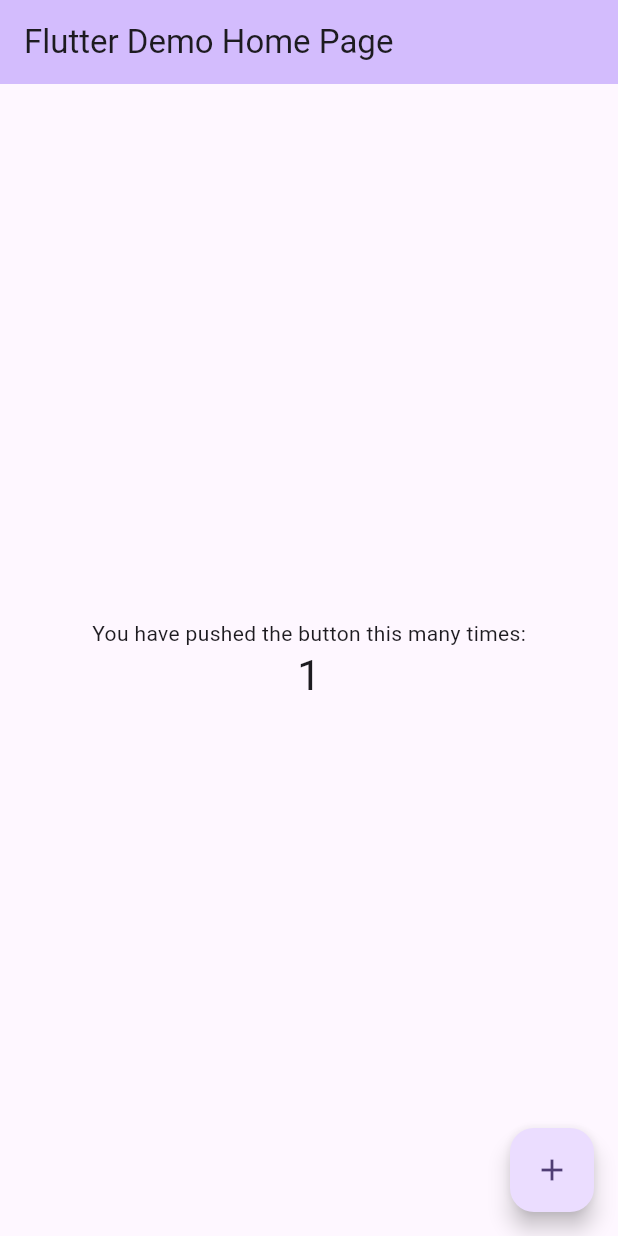
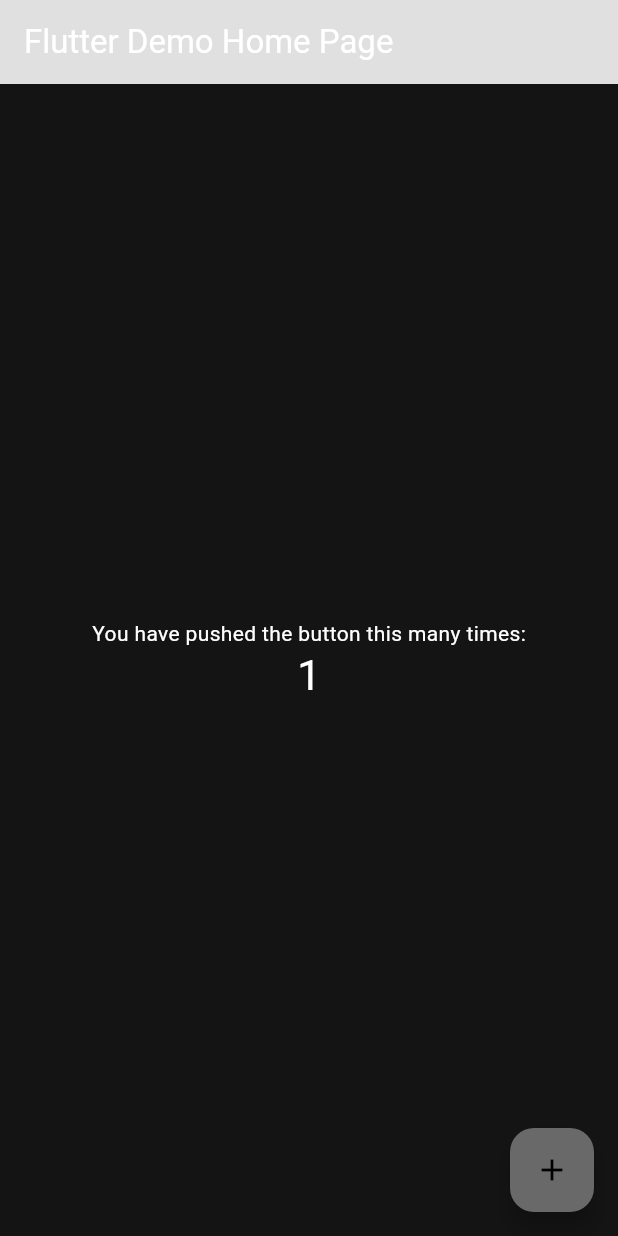
Before and after one commit to usman619/social_app, a Flutter app: the screen it shows after launch, after a tap on the "add" icon, on a phone screen of 412 x 824 dp. Run offline on Flutter 3.47's test engine with Material 3 defaults, Android fonts, the phone set to English and light mode, and no system bars.

Commit message:
Adding ThemeProvider

```diff
--- a/lib/main.dart
+++ b/lib/main.dart
@@ -1,7 +1,15 @@
 import 'package:flutter/material.dart';
+import 'package:provider/provider.dart';
+import 'package:social_app/themes/dark_mode.dart';
+import 'package:social_app/themes/theme_provider.dart';
 
 void main() {
-  runApp(const MyApp());
+  runApp(
+    ChangeNotifierProvider(
+      create: (context) => ThemeProvider(),
+      child: const MyApp(),
+    )
+  );
 }
 
 class MyApp extends StatelessWidget {
@@ -11,10 +19,7 @@ class MyApp extends StatelessWidget {
   Widget build(BuildContext context) {
     return MaterialApp(
       title: 'Flutter Demo',
-      theme: ThemeData(
-        colorScheme: ColorScheme.fromSeed(seedColor: Colors.deepPurple),
-        useMaterial3: true,
-      ),
+      theme: darkMode,
       home: const MyHomePage(title: 'Flutter Demo Home Page'),
     );
   }
--- /dev/null
+++ b/lib/themes/dark_mode.dart
@@ -0,0 +1,13 @@
+
+
+import 'package:flutter/material.dart';
+
+ThemeData darkMode = ThemeData(
+  colorScheme: ColorScheme.dark(
+    surface: const Color.fromARGB(255, 20, 20, 20),
+    primary: const Color.fromARGB(255, 105, 105, 105),
+    secondary: const Color.fromARGB(255, 30, 30, 30),
+    tertiary: const Color.fromARGB(255, 47, 47, 47),
+    inversePrimary: Colors.grey.shade300
+  )
+);
```
Also changed, not shown: lib/themes/light_mode.dart (added, +11 -0 lines), lib/themes/theme_provider.dart (added, +27 -0 lines).
